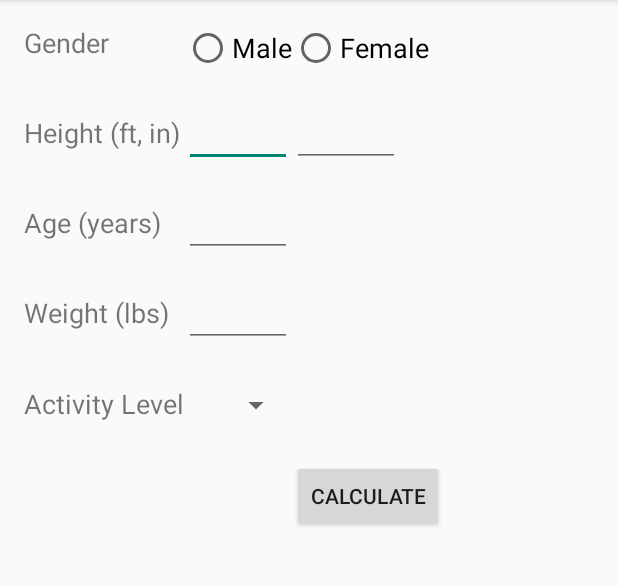
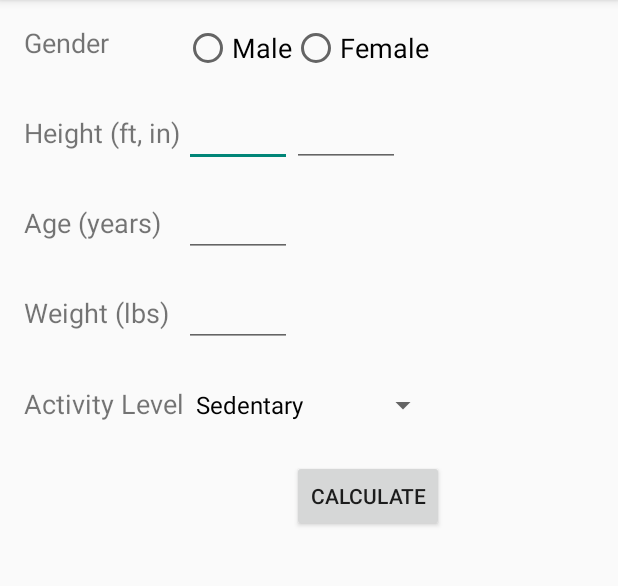
Before and after one commit to afrisone/LiftingBuddyOld, an Android app: the screen it shows after launch (CalculatorActivity), on a phone screen of 412 x 824 dp, the part 84-670 px from its top. Run offline under Robolectric (Android 15) with nearby library versions, the phone set to English and light mode, and no system bars.

Commit message:
Removed Calculator.java to clean the Calculator Activity up

```diff
--- a/app/src/main/java/afrisone/liftingbuddy/CalculatorActivity.java
+++ b/app/src/main/java/afrisone/liftingbuddy/CalculatorActivity.java
@@ -56,9 +56,4 @@ public class CalculatorActivity extends ActionBarActivity {
         }
     }
 
-    //Method which allows other classes to get the gender
-    public String getGender() {
-        isFemale();
-        return gender;
-    }
 }
--- a/app/src/main/res/layout/activity_calculator.xml
+++ b/app/src/main/res/layout/activity_calculator.xml
@@ -125,12 +125,13 @@
             android:textSize="18dp" />
 
         <Spinner
-            android:layout_width="72dp"
+            android:layout_width="170dp"
             android:layout_height="wrap_content"
             android:id="@+id/activity_level"
             android:layout_row="4"
             android:layout_column="1"
-            android:spinnerMode="dropdown" />
+            android:spinnerMode="dropdown"
+            android:layout_columnSpan="2" />
 
         <Button
             android:layout_width="wrap_content"
```
Also changed, not shown: app/src/main/java/afrisone/liftingbuddy/Calculator.java (deleted, +0 -34 lines).
